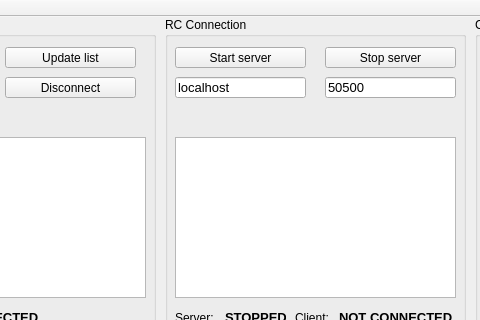
First picture: the form in Qt/DFRobot_Server/mainwindow.ui, repository caffedrine/DFRobot, before the edit; both pictures show x 155 to 635 and y 0 to 320 of the 883 by 544 pixel window.
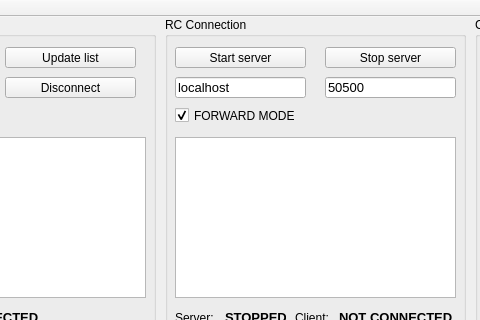
Second picture: the form after the edit.

```diff
--- a/Qt/DFRobot_Server/mainwindow.ui
+++ b/Qt/DFRobot_Server/mainwindow.ui
@@ -357,6 +357,22 @@
       <string>NOT CONNECTED</string>
      </property>
     </widget>
+    <widget class="QCheckBox" name="forwardModeCheckBox">
+     <property name="geometry">
+      <rect>
+       <x>10</x>
+       <y>90</y>
+       <width>131</width>
+       <height>17</height>
+      </rect>
+     </property>
+     <property name="text">
+      <string>FORWARD MODE</string>
+     </property>
+     <property name="checked">
+      <bool>true</bool>
+     </property>
+    </widget>
    </widget>
    <widget class="QGroupBox" name="motorsControlGroupBox">
     <property name="geometry">
```
Left out of the diff: 4 changed lines with no effect on the pictures.
